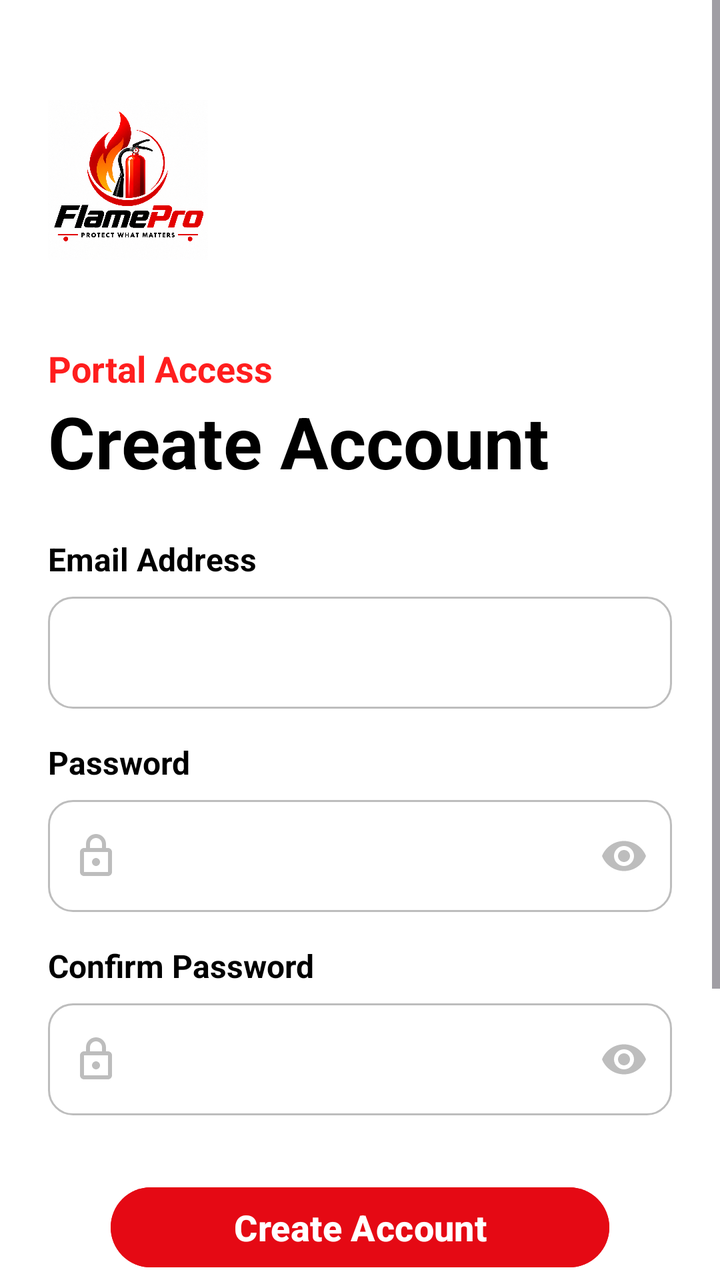
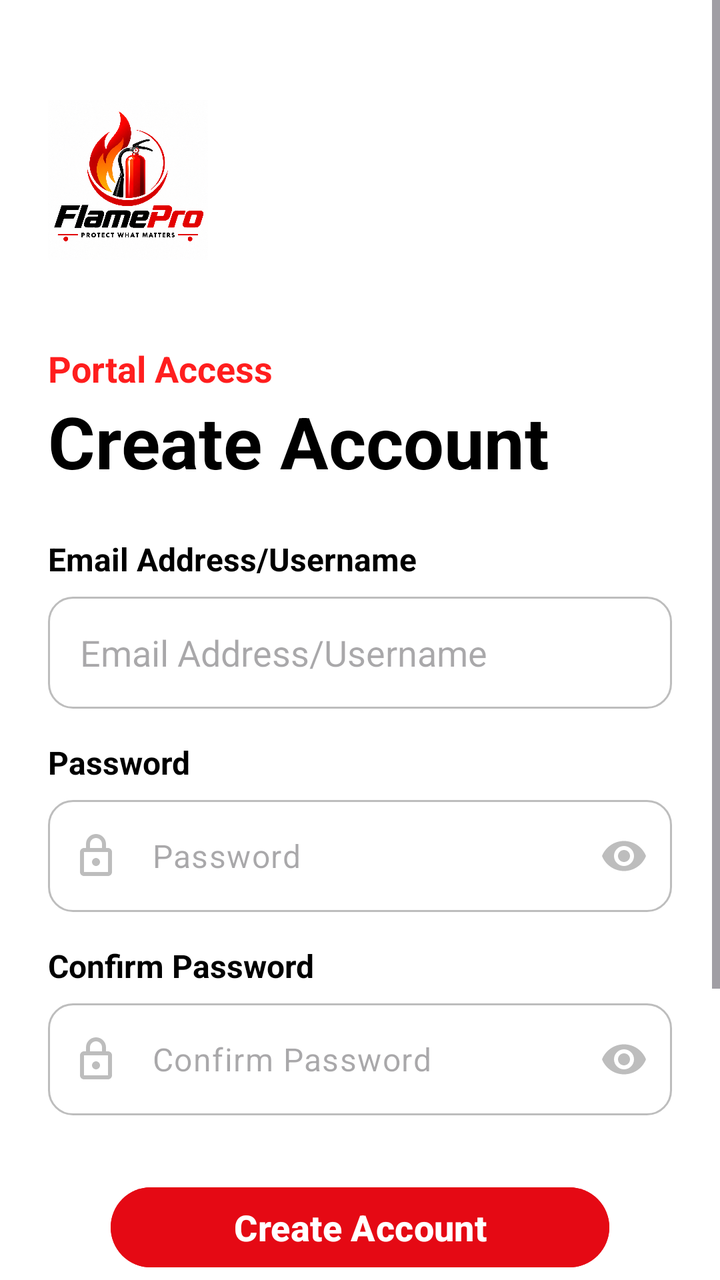

Before-and-after screenshots of an Android layout around one commit, followed by the original layout XML and the change that was made.
<!-- AndroidManifest.xml: application theme Theme.FlamePro -->
<!-- res/layout/activity_sign_up.xml -->
<?xml version="1.0" encoding="utf-8"?>
<ScrollView xmlns:android="http://schemas.android.com/apk/res/android"
    xmlns:app="http://schemas.android.com/apk/res-auto"
    xmlns:tools="http://schemas.android.com/tools"
    android:id="@+id/signUpScrollView"
    android:layout_width="match_parent"
    android:layout_height="match_parent"
    android:fillViewport="true"
    android:clipToPadding="false"
    android:background="@color/white"
    tools:context="com.example.flamepro.SignUpActivity">

    <androidx.constraintlayout.widget.ConstraintLayout
        android:layout_width="match_parent"
        android:layout_height="wrap_content"
        android:padding="24dp">

        
        <LinearLayout
            android:id="@+id/logoLayout"
            android:layout_width="match_parent"
            android:layout_height="wrap_content"
            android:orientation="horizontal"
            android:gravity="start|center_vertical"
            android:layout_marginTop="16dp"
            app:layout_constraintTop_toTopOf="parent"
            app:layout_constraintStart_toStartOf="parent">

            <ImageView
                android:layout_width="80dp"
                android:layout_height="100dp"
                android:src="@drawable/ic_flamepro_logo"
                android:scaleType="fitCenter"
                android:contentDescription="@string/flamepro_logo" />
        </LinearLayout>

        <TextView
            android:id="@+id/tvSubtitle"
            android:layout_width="wrap_content"
            android:layout_height="wrap_content"
            android:text="@string/portal_access"
            android:textColor="@color/brand_subtitle_red"
            android:textSize="18sp"
            android:textStyle="bold"
            android:layout_marginTop="32dp"
            app:layout_constraintTop_toBottomOf="@id/logoLayout"
            app:layout_constraintStart_toStartOf="parent" />

        <TextView
            android:id="@+id/tvTitle"
            android:layout_width="wrap_content"
            android:layout_height="wrap_content"
            android:text="@string/create_account"
            android:textColor="@color/black"
            android:textSize="36sp"
            android:textStyle="bold"
            app:layout_constraintTop_toBottomOf="@id/tvSubtitle"
            app:layout_constraintStart_toStartOf="parent" />

        <TextView
            android:id="@+id/lblEmail"
            android:layout_width="wrap_content"
            android:layout_height="wrap_content"
            android:text="@string/email_address"
            android:textColor="@color/black"
            android:textSize="16sp"
            android:textStyle="bold"
            android:layout_marginTop="24dp"
            app:layout_constraintTop_toBottomOf="@id/tvTitle"
            app:layout_constraintStart_toStartOf="parent" />

        <EditText
            android:id="@+id/etEmail"
            android:layout_width="match_parent"
            android:layout_height="56dp"
            android:background="@drawable/edit_text_bg"
            android:inputType="textEmailAddress"
            android:paddingHorizontal="16dp"
            android:layout_marginTop="8dp"
            app:layout_constraintTop_toBottomOf="@id/lblEmail"
            tools:ignore="Autofill,LabelFor" />

        <TextView
            android:id="@+id/lblPassword"
            android:layout_width="wrap_content"
            android:layout_height="wrap_content"
            android:text="@string/password"
            android:textColor="@color/black"
            android:textSize="16sp"
            android:textStyle="bold"
            android:layout_marginTop="16dp"
            app:layout_constraintTop_toBottomOf="@id/etEmail"
            app:layout_constraintStart_toStartOf="parent" />

        <com.google.android.material.textfield.TextInputLayout
            android:id="@+id/tilPassword"
            android:layout_width="match_parent"
            android:layout_height="wrap_content"
            android:layout_marginTop="8dp"
            app:hintEnabled="false"
            app:passwordToggleEnabled="true"
            app:startIconDrawable="@drawable/ic_lock"
            app:startIconTint="@color/divider_gray"
            app:passwordToggleTint="@color/divider_gray"
            app:layout_constraintTop_toBottomOf="@id/lblPassword">

            <com.google.android.material.textfield.TextInputEditText
                android:id="@+id/etPassword"
                android:layout_width="match_parent"
                android:layout_height="56dp"
                android:background="@drawable/edit_text_bg"
                android:inputType="textPassword"
                android:paddingHorizontal="12dp" />
        </com.google.android.material.textfield.TextInputLayout>

        <TextView
            android:id="@+id/lblConfirmPassword"
            android:layout_width="wrap_content"
            android:layout_height="wrap_content"
            android:text="@string/confirm_password"
            android:textColor="@color/black"
            android:textSize="16sp"
            android:textStyle="bold"
            android:layout_marginTop="16dp"
            app:layout_constraintTop_toBottomOf="@id/tilPassword"
            app:layout_constraintStart_toStartOf="parent" />

        <com.google.android.material.textfield.TextInputLayout
            android:id="@+id/tilConfirmPassword"
            android:layout_width="match_parent"
            android:layout_height="wrap_content"
            android:layout_marginTop="8dp"
            app:hintEnabled="false"
            app:passwordToggleEnabled="true"
            app:startIconDrawable="@drawable/ic_lock"
            app:startIconTint="@color/divider_gray"
            app:passwordToggleTint="@color/divider_gray"
            app:layout_constraintTop_toBottomOf="@id/lblConfirmPassword">

            <com.google.android.material.textfield.TextInputEditText
                android:id="@+id/etConfirmPassword"
                android:layout_width="match_parent"
                android:layout_height="56dp"
                android:background="@drawable/edit_text_bg"
                android:inputType="textPassword"
                android:paddingHorizontal="12dp" />
        </com.google.android.material.textfield.TextInputLayout>

        <Button
            android:id="@+id/btnCreateAccount"
            android:layout_width="0dp"
            android:layout_height="48dp"
            android:text="@string/create_account"
            android:textColor="@color/white"
            android:textSize="18sp"
            android:textStyle="bold"
            android:backgroundTint="@color/brand_red"
            android:layout_marginTop="32dp"
            app:layout_constraintWidth_percent="0.8"
            app:layout_constraintTop_toBottomOf="@id/tilConfirmPassword"
            app:layout_constraintStart_toStartOf="parent"
            app:layout_constraintEnd_toEndOf="parent" />

        
        <LinearLayout
            android:id="@+id/dividerLayout"
            android:layout_width="match_parent"
            android:layout_height="wrap_content"
            android:orientation="horizontal"
            android:gravity="center"
            android:layout_marginTop="32dp"
            app:layout_constraintTop_toBottomOf="@id/btnCreateAccount">

            <View
                android:layout_width="0dp"
                android:layout_height="1dp"
                android:layout_weight="1"
                android:background="@color/footer_text_color" />

            <TextView
                android:layout_width="wrap_content"
                android:layout_height="wrap_content"
                android:text="@string/or"
                android:textSize="18sp"
                android:textColor="@color/black"
                android:layout_marginHorizontal="16dp" />

            <View
                android:layout_width="0dp"
                android:layout_height="1dp"
                android:layout_weight="1"
                android:background="@color/footer_text_color" />
        </LinearLayout>

        
        <LinearLayout
            android:id="@+id/socialLayout"
            android:layout_width="match_parent"
            android:layout_height="wrap_content"
            android:orientation="horizontal"
            android:gravity="center"
            android:layout_marginTop="24dp"
            app:layout_constraintTop_toBottomOf="@id/dividerLayout">

            <LinearLayout
                android:id="@+id/btnFacebook"
                android:layout_width="wrap_content"
                android:layout_height="wrap_content"
                android:orientation="horizontal"
                android:gravity="center_vertical"
                android:clickable="true"
                android:focusable="true"
                tools:ignore="UseCompoundDrawables">

                <ImageView
                    android:layout_width="32dp"
                    android:layout_height="32dp"
                    android:src="@drawable/ic_facebook"
                    android:contentDescription="@string/facebook_logo" />

                <TextView
                    android:layout_width="wrap_content"
                    android:layout_height="wrap_content"
                    android:text="@string/facebook"
                    android:textSize="18sp"
                    android:textColor="@color/black"
                    android:textStyle="bold"
                    android:layout_marginStart="8dp" />
            </LinearLayout>

            <Space
                android:layout_width="48dp"
                android:layout_height="wrap_content" />

            <LinearLayout
                android:id="@+id/btnGoogle"
                android:layout_width="wrap_content"
                android:layout_height="wrap_content"
                android:orientation="horizontal"
                android:gravity="center_vertical"
                android:clickable="true"
                android:focusable="true"
                tools:ignore="UseCompoundDrawables">

                <ImageView
                    android:layout_width="32dp"
                    android:layout_height="32dp"
                    android:src="@drawable/ic_google"
                    android:contentDescription="@string/google_logo" />

                <TextView
                    android:layout_width="wrap_content"
                    android:layout_height="wrap_content"
                    android:text="@string/google"
                    android:textSize="18sp"
                    android:textColor="@color/black"
                    android:textStyle="bold"
                    android:layout_marginStart="8dp" />
            </LinearLayout>
        </LinearLayout>

        
        <TextView
            android:layout_width="wrap_content"
            android:layout_height="wrap_content"
            android:text="@string/_2026_flamepro_all_rights_reserved_privacy_terms"
            android:textColor="@color/black"
            android:textSize="12sp"
            android:layout_marginTop="24dp"
            android:gravity="center"
            android:paddingHorizontal="16dp"
            app:layout_constraintTop_toBottomOf="@id/socialLayout"
            app:layout_constraintStart_toStartOf="parent"
            app:layout_constraintEnd_toEndOf="parent"
            app:layout_constraintBottom_toBottomOf="parent" />

    </androidx.constraintlayout.widget.ConstraintLayout>
</ScrollView>
<!-- resources referenced by this layout -->
<resources>
  <color name="black">#FF000000</color>
  <color name="brand_red">#E50914</color>
  <color name="brand_subtitle_red">#FF1E1E</color>
  <color name="divider_gray">#BDBDBD</color>
  <color name="footer_text_color">#757575</color>
  <color name="white">#FFFFFFFF</color>
  <!-- drawable edit_text_bg (drawable) -->
  <?xml version="1.0" encoding="utf-8"?>
  <shape xmlns:android="http://schemas.android.com/apk/res/android">
      <solid android:color="@color/white" />
      <stroke
          android:width="1dp"
          android:color="@color/divider_gray" />
      <corners android:radius="12dp" />
  </shape>
  <!-- drawable ic_facebook (drawable) -->
  <vector xmlns:android="http://schemas.android.com/apk/res/android"
      android:width="24dp"
      android:height="24dp"
      android:viewportWidth="24"
      android:viewportHeight="24">
  
      
      <path
          android:fillColor="#1877F2"
          android:pathData="M12,0C5.37,0 0,5.37 0,12s5.37,12 12,12s12,-5.37 12,-12S18.63,0 12,0z"/>
  
      
      <path
          android:fillColor="#FFFFFF"
          android:pathData="M15.5,12h-2.5v9h-3.5v-9h-2v-3h2v-2c0,-2.5 1.5,-4 4,-4c1.2,0 2.2,0.1 2.5,0.1v2.9h-1.7c-1.2,0 -1.5,0.6 -1.5,1.4v1.6h3.2L15.5,12z"/>
  </vector>
  <!-- drawable ic_google (drawable) -->
  <vector xmlns:android="http://schemas.android.com/apk/res/android"
      android:width="24dp"
      android:height="24dp"
      android:viewportWidth="24"
      android:viewportHeight="24">
      <path
          android:fillColor="#4285F4"
          android:pathData="M22.56,12.25c0,-0.78 -0.07,-1.53 -0.2,-2.25H12v4.26h5.92c-0.26,1.37 -1.04,2.53 -2.21,3.31v2.77h3.57c2.08,-1.92 3.28,-4.74 3.28,-8.09z" />
      <path
          android:fillColor="#34A853"
          android:pathData="M12,23c2.97,0 5.46,-0.98 7.28,-2.66l-3.57,-2.77c-0.99,0.66 -2.25,1.06 -3.71,1.06 -2.86,0 -5.29,-1.93 -6.16,-4.53H2.18v2.84C3.99,20.53 7.7,23 12,23z" />
      <path
          android:fillColor="#FBBC05"
          android:pathData="M5.84,14.1c-0.22,-0.66 -0.35,-1.36 -0.35,-2.1s0.13,-1.44 0.35,-2.1V7.07H2.18C1.43,8.55 1,10.22 1,12s0.43,3.45 1.18,4.93l3.66,-2.83z" />
      <path
          android:fillColor="#EA4335"
          android:pathData="M12,5.38c1.62,0 3.06,0.56 4.21,1.64l3.15,-3.15C17.45,2.09 14.97,1 12,1 7.7,1 3.99,3.47 2.18,7.07l3.66,2.83c0.87,-2.6 3.3,-4.52 6.16,-4.52z" />
  </vector>
  <!-- drawable ic_lock (drawable) -->
  <vector xmlns:android="http://schemas.android.com/apk/res/android"
      android:width="24dp"
      android:height="24dp"
      android:viewportWidth="24"
      android:viewportHeight="24">
      <path
          android:fillColor="#757575"
          android:pathData="M18,8h-1L17,6c0,-2.76 -2.24,-5 -5,-5S7,3.24 7,6v2L6,8c-1.1,0 -2,0.9 -2,2v10c0,1.1 0.9,2 2,2h12c1.1,0 2,-0.9 2,-2L20,10c0,-1.1 -0.9,-2 -2,-2zM9,6c0,-1.66 1.34,-3 3,-3s3,1.34 3,3v2L9,8L9,6zM18,20L6,20L6,10h12v10zM12,13c-1.1,0 -2,0.9 -2,2s0.9,2 2,2 2,-0.9 2,-2 -0.9,-2 -2,-2z" />
  </vector>
  <string name="_2026_flamepro_all_rights_reserved_privacy_terms">© 2026 FlamePro. All rights reserved. · Privacy · Terms</string>
  <string name="confirm_password">Confirm Password</string>
  <string name="create_account">Create Account</string>
  <string name="email_address">Email Address</string>
  <string name="facebook">facebook</string>
  <string name="facebook_logo">Facebook Logo</string>
  <string name="flamepro_logo">FlamePro Logo</string>
  <string name="google">google</string>
  <string name="google_logo">Google Logo</string>
  <string name="or">Or</string>
  <string name="password">Password</string>
  <string name="portal_access">Portal Access</string>
  <style name="Theme.FlamePro" parent="Base.Theme.FlamePro" />
  <style name="Base.Theme.FlamePro" parent="Theme.Material3.DayNight.NoActionBar">
          
          <item name="android:statusBarColor">@android:color/transparent</item>
          <item name="android:navigationBarColor">@android:color/transparent</item>
          <item name="android:windowLightStatusBar" tools:targetApi="m">true</item>
      </style>
  <!-- unchanged entries left out for length: 1 -->
</resources>

<!-- the commit's change to res/layout/activity_sign_up.xml (unified diff, before → after) -->
@@ -75,6 +75,7 @@
             android:layout_height="56dp"
             android:background="@drawable/edit_text_bg"
             android:inputType="textEmailAddress"
+            android:hint="@string/email_address"
             android:paddingHorizontal="16dp"
             android:layout_marginTop="8dp"
             app:layout_constraintTop_toBottomOf="@id/lblEmail"
@@ -110,6 +111,7 @@
                 android:layout_height="56dp"
                 android:background="@drawable/edit_text_bg"
                 android:inputType="textPassword"
+                android:hint="@string/password"
                 android:paddingHorizontal="12dp" />
         </com.google.android.material.textfield.TextInputLayout>
 
@@ -143,6 +145,7 @@
                 android:layout_height="56dp"
                 android:background="@drawable/edit_text_bg"
                 android:inputType="textPassword"
+                android:hint="@string/confirm_password"
                 android:paddingHorizontal="12dp" />
         </com.google.android.material.textfield.TextInputLayout>
 
<!-- resource entries referenced after the edit -->
@@ -64,7 +64,7 @@
   <string name="_2026_flamepro_all_rights_reserved_privacy_terms">© 2026 FlamePro. All rights reserved. · Privacy · Terms</string>
   <string name="confirm_password">Confirm Password</string>
   <string name="create_account">Create Account</string>
-  <string name="email_address">Email Address</string>
+  <string name="email_address">Email Address/Username</string>
   <string name="facebook">facebook</string>
   <string name="facebook_logo">Facebook Logo</string>
   <string name="flamepro_logo">FlamePro Logo</string>
